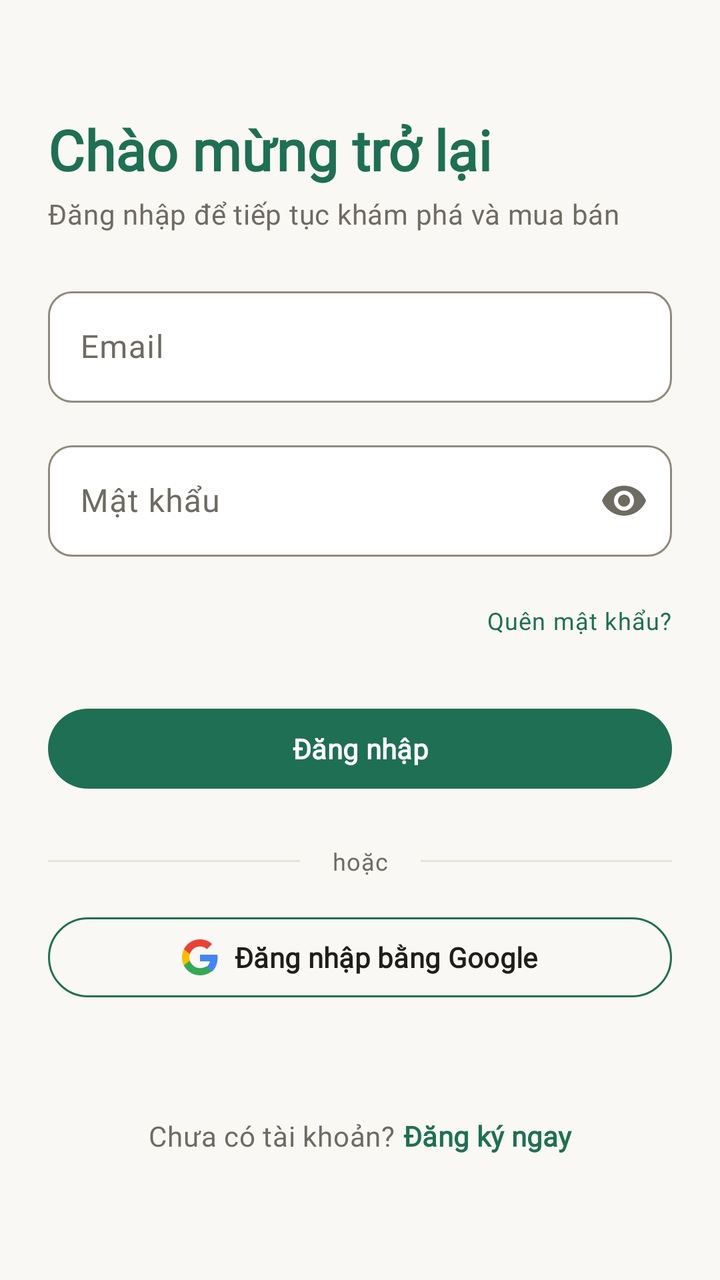
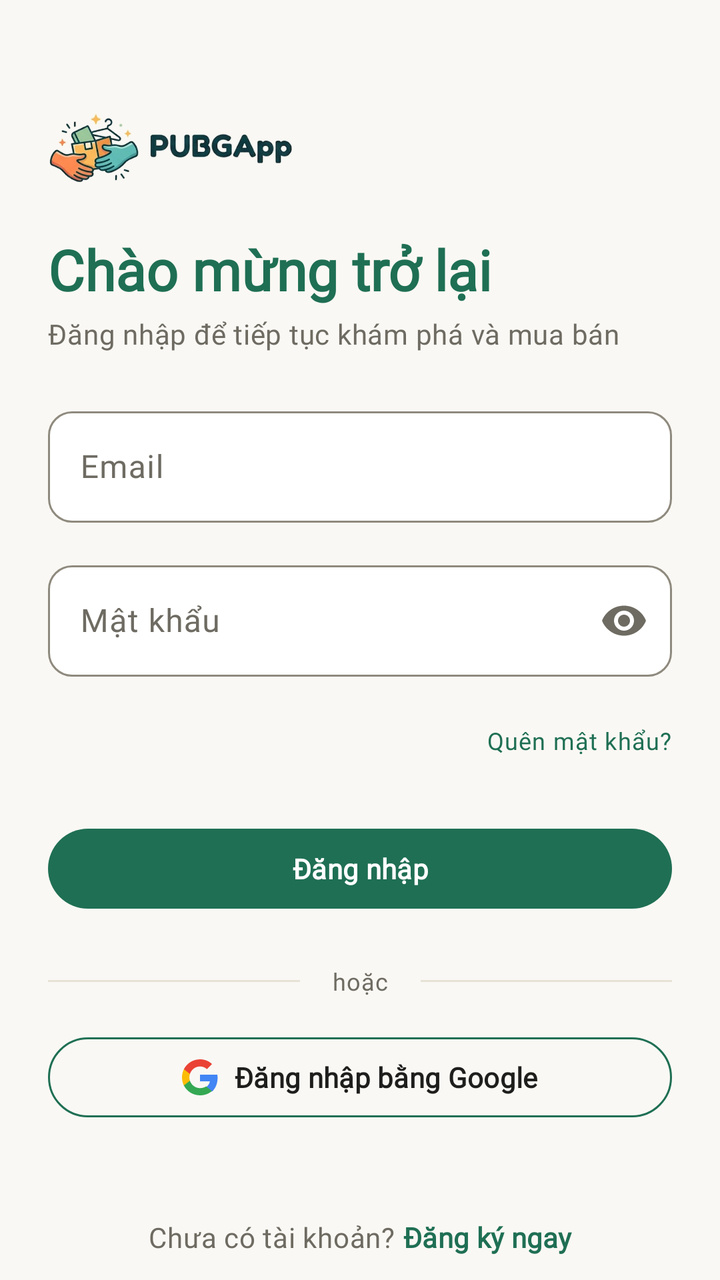

The first picture is an Android layout as it rendered before a commit; the second is the same layout after the commit. The layout source and the unified diff follow.
<!-- AndroidManifest.xml: application theme Theme.PUBGApp -->
<!-- res/layout/fragment_login.xml -->
<?xml version="1.0" encoding="utf-8"?>
<androidx.core.widget.NestedScrollView xmlns:android="http://schemas.android.com/apk/res/android"
    xmlns:app="http://schemas.android.com/apk/res-auto"
    android:layout_width="match_parent"
    android:layout_height="match_parent"
    android:fillViewport="true"
    android:background="?android:attr/colorBackground">

    <androidx.constraintlayout.widget.ConstraintLayout
        android:layout_width="match_parent"
        android:layout_height="wrap_content"
        android:padding="@dimen/space_lg">

        <include
            android:id="@+id/viewOfflineBanner"
            layout="@layout/view_offline_banner"
            android:layout_width="0dp"
            android:layout_height="wrap_content"
            android:visibility="gone"
            app:layout_constraintEnd_toEndOf="parent"
            app:layout_constraintStart_toStartOf="parent"
            app:layout_constraintTop_toTopOf="parent" />

        <TextView
            android:id="@+id/textTitle"
            android:layout_width="0dp"
            android:layout_height="wrap_content"
            android:layout_marginTop="@dimen/space_xl"
            android:text="@string/account_login_welcome"
            android:textAppearance="?attr/textAppearanceHeadlineMedium"
            android:textColor="?attr/colorPrimary"
            app:layout_constraintEnd_toEndOf="parent"
            app:layout_constraintStart_toStartOf="parent"
            app:layout_constraintTop_toBottomOf="@id/viewOfflineBanner" />

        <TextView
            android:id="@+id/textSubtitle"
            android:layout_width="0dp"
            android:layout_height="wrap_content"
            android:layout_marginTop="@dimen/space_xs"
            android:text="@string/account_login_welcome_sub"
            android:textAppearance="?attr/textAppearanceBodyMedium"
            android:textColor="?attr/colorOnSurfaceVariant"
            app:layout_constraintEnd_toEndOf="parent"
            app:layout_constraintStart_toStartOf="parent"
            app:layout_constraintTop_toBottomOf="@id/textTitle" />

        <TextView
            android:id="@+id/textError"
            android:layout_width="0dp"
            android:layout_height="wrap_content"
            android:layout_marginTop="@dimen/space_md"
            android:background="@drawable/bg_error_banner"
            android:padding="@dimen/space_md"
            android:textAppearance="?attr/textAppearanceBodyMedium"
            android:textColor="?attr/colorOnErrorContainer"
            android:visibility="gone"
            app:layout_constraintEnd_toEndOf="parent"
            app:layout_constraintStart_toStartOf="parent"
            app:layout_constraintTop_toBottomOf="@id/textSubtitle" />

        <com.google.android.material.textfield.TextInputLayout
            android:id="@+id/layoutEmail"
            style="@style/Widget.PUBGApp.TextInputLayout.OutlinedBox"
            android:layout_width="0dp"
            android:layout_height="wrap_content"
            android:layout_marginTop="@dimen/space_lg"
            android:hint="@string/account_login_email_hint"
            app:layout_constraintEnd_toEndOf="parent"
            app:layout_constraintStart_toStartOf="parent"
            app:layout_constraintTop_toBottomOf="@id/textError">

            <com.google.android.material.textfield.TextInputEditText
                android:id="@+id/editEmail"
                android:layout_width="match_parent"
                android:layout_height="wrap_content"
                android:inputType="textEmailAddress"
                android:maxLines="1" />
        </com.google.android.material.textfield.TextInputLayout>

        <com.google.android.material.textfield.TextInputLayout
            android:id="@+id/layoutPassword"
            style="@style/Widget.PUBGApp.TextInputLayout.OutlinedBox"
            android:layout_width="0dp"
            android:layout_height="wrap_content"
            android:layout_marginTop="@dimen/space_md"
            android:hint="@string/account_login_password_hint"
            app:endIconMode="password_toggle"
            app:layout_constraintEnd_toEndOf="parent"
            app:layout_constraintStart_toStartOf="parent"
            app:layout_constraintTop_toBottomOf="@id/layoutEmail">

            <com.google.android.material.textfield.TextInputEditText
                android:id="@+id/editPassword"
                android:layout_width="match_parent"
                android:layout_height="wrap_content"
                android:inputType="textPassword"
                android:maxLines="1" />
        </com.google.android.material.textfield.TextInputLayout>

        <TextView
            android:id="@+id/textForgotPassword"
            android:layout_width="wrap_content"
            android:layout_height="wrap_content"
            android:layout_marginTop="@dimen/space_sm"
            android:minHeight="@dimen/touch_min"
            android:gravity="center_vertical"
            android:text="@string/account_login_forgot_password"
            android:textAppearance="?attr/textAppearanceBodySmall"
            android:textColor="?attr/colorPrimary"
            app:layout_constraintEnd_toEndOf="parent"
            app:layout_constraintTop_toBottomOf="@id/layoutPassword" />

        <com.google.android.material.button.MaterialButton
            android:id="@+id/buttonSignIn"
            android:layout_width="0dp"
            android:layout_height="@dimen/touch_min"
            android:layout_marginTop="@dimen/space_md"
            android:text="@string/account_login_button"
            android:textAppearance="?attr/textAppearanceLabelLarge"
            app:layout_constraintEnd_toEndOf="parent"
            app:layout_constraintStart_toStartOf="parent"
            app:layout_constraintTop_toBottomOf="@id/textForgotPassword" />

        <ProgressBar
            android:id="@+id/progressBarLoading"
            style="?android:attr/progressBarStyle"
            android:layout_width="wrap_content"
            android:layout_height="wrap_content"
            android:visibility="gone"
            app:layout_constraintBottom_toBottomOf="@id/buttonSignIn"
            app:layout_constraintEnd_toEndOf="@id/buttonSignIn"
            app:layout_constraintStart_toStartOf="@id/buttonSignIn"
            app:layout_constraintTop_toTopOf="@id/buttonSignIn" />

        <View
            android:id="@+id/dividerLeft"
            android:layout_width="0dp"
            android:layout_height="1dp"
            android:background="?attr/colorOutline"
            app:layout_constraintBottom_toBottomOf="@id/textOr"
            app:layout_constraintEnd_toStartOf="@id/textOr"
            app:layout_constraintStart_toStartOf="parent"
            app:layout_constraintTop_toTopOf="@id/textOr" />

        <TextView
            android:id="@+id/textOr"
            android:layout_width="wrap_content"
            android:layout_height="wrap_content"
            android:layout_marginHorizontal="@dimen/space_md"
            android:layout_marginTop="@dimen/space_lg"
            android:text="@string/account_login_or"
            android:textAppearance="?attr/textAppearanceBodySmall"
            android:textColor="?attr/colorOnSurfaceVariant"
            app:layout_constraintEnd_toStartOf="@id/dividerRight"
            app:layout_constraintStart_toEndOf="@id/dividerLeft"
            app:layout_constraintTop_toBottomOf="@id/buttonSignIn" />

        <View
            android:id="@+id/dividerRight"
            android:layout_width="0dp"
            android:layout_height="1dp"
            android:background="?attr/colorOutline"
            app:layout_constraintBottom_toBottomOf="@id/textOr"
            app:layout_constraintEnd_toEndOf="parent"
            app:layout_constraintStart_toEndOf="@id/textOr"
            app:layout_constraintTop_toTopOf="@id/textOr" />

        <com.google.android.material.button.MaterialButton
            android:id="@+id/buttonGoogleSignIn"
            style="@style/Widget.PUBGApp.Button.OutlinedButton"
            android:layout_width="0dp"
            android:layout_height="@dimen/touch_min"
            android:layout_marginTop="@dimen/space_md"
            android:text="@string/account_login_google"
            android:textAppearance="?attr/textAppearanceLabelLarge"
            android:textColor="?attr/colorOnSurface"
            app:icon="@drawable/ic_google"
            app:iconGravity="textStart"
            app:iconPadding="@dimen/space_sm"
            app:iconTint="@null"
            app:layout_constraintEnd_toEndOf="parent"
            app:layout_constraintStart_toStartOf="parent"
            app:layout_constraintTop_toBottomOf="@id/textOr" />

        <LinearLayout
            android:id="@+id/layoutRegisterPrompt"
            android:layout_width="wrap_content"
            android:layout_height="wrap_content"
            android:layout_marginTop="@dimen/space_xl"
            android:layout_marginBottom="@dimen/space_lg"
            android:gravity="center"
            android:orientation="horizontal"
            app:layout_constraintBottom_toBottomOf="parent"
            app:layout_constraintEnd_toEndOf="parent"
            app:layout_constraintStart_toStartOf="parent"
            app:layout_constraintTop_toBottomOf="@id/buttonGoogleSignIn"
            app:layout_constraintVertical_bias="1.0">

            <TextView
                android:id="@+id/textNoAccount"
                android:layout_width="wrap_content"
                android:layout_height="wrap_content"
                android:text="@string/account_login_no_account"
                android:textAppearance="?attr/textAppearanceBodyMedium"
                android:textColor="?attr/colorOnSurfaceVariant" />

            <TextView
                android:id="@+id/buttonRegister"
                android:layout_width="wrap_content"
                android:layout_height="wrap_content"
                android:layout_marginStart="@dimen/space_xs"
                android:minHeight="@dimen/touch_min"
                android:gravity="center_vertical"
                android:text="@string/account_login_register_now"
                android:textAppearance="?attr/textAppearanceLabelLarge"
                android:textColor="?attr/colorPrimary" />
        </LinearLayout>

    </androidx.constraintlayout.widget.ConstraintLayout>
</androidx.core.widget.NestedScrollView>
<!-- res/layout/view_offline_banner.xml (included above) -->
<?xml version="1.0" encoding="utf-8"?>
<LinearLayout xmlns:android="http://schemas.android.com/apk/res/android"
    android:id="@+id/layoutOfflineBanner"
    android:layout_width="match_parent"
    android:layout_height="wrap_content"
    android:accessibilityLiveRegion="polite"
    android:background="@color/info"
    android:gravity="center_vertical"
    android:orientation="horizontal"
    android:paddingHorizontal="@dimen/space_md"
    android:paddingVertical="@dimen/space_sm"
    android:visibility="gone">

    <ImageView
        android:id="@+id/imageOffline"
        android:layout_width="wrap_content"
        android:layout_height="wrap_content"
        android:importantForAccessibility="no"
        android:src="@drawable/ic_cloud_off" />

    <TextView
        android:id="@+id/textOffline"
        android:layout_width="0dp"
        android:layout_height="wrap_content"
        android:layout_marginStart="@dimen/space_sm"
        android:layout_weight="1"
        android:text="@string/common_offline_banner"
        android:textAppearance="?attr/textAppearanceLabelLarge"
        android:textColor="?attr/colorOnPrimary" />
</LinearLayout>
<!-- resources referenced by this layout -->
<resources>
  <color name="info">#27628C</color>
  <dimen name="space_lg">24dp</dimen>
  <dimen name="space_md">16dp</dimen>
  <dimen name="space_sm">8dp</dimen>
  <dimen name="space_xl">32dp</dimen>
  <dimen name="space_xs">4dp</dimen>
  <dimen name="touch_min">48dp</dimen>
  <string name="account_login_button">Đăng nhập</string>
  <string name="account_login_email_hint">Email</string>
  <string name="account_login_forgot_password">Quên mật khẩu?</string>
  <string name="account_login_google">Đăng nhập bằng Google</string>
  <string name="account_login_no_account">Chưa có tài khoản?</string>
  <string name="account_login_or">hoặc</string>
  <string name="account_login_password_hint">Mật khẩu</string>
  <string name="account_login_register_now">Đăng ký ngay</string>
  <string name="account_login_welcome">Chào mừng trở lại</string>
  <string name="account_login_welcome_sub">Đăng nhập để tiếp tục khám phá và mua bán</string>
  <string name="common_offline_banner">Đang offline, đây là dữ liệu đã xem</string>
  <dimen name="radius_md">12dp</dimen>
  <style name="ShapeAppearance.PUBGApp.Full" parent="ShapeAppearance.Material3.Corner.Full">
          <item name="cornerFamily">rounded</item>
          <item name="cornerSize">50%</item>
      </style>
  <style name="Base.Theme.PUBGApp" parent="Theme.Material3.Light.NoActionBar" />
  <color name="primary">#1F6F54</color>
  <color name="on_primary">#FFFFFF</color>
  <color name="surface">#FFFFFF</color>
  <color name="on_surface">#1E1E1C</color>
  <color name="on_surface_variant">#6E6B62</color>
  <color name="background">#FAF8F4</color>
  <color name="outline">#E7E2D6</color>
  <color name="error">#B2412F</color>
  <color name="primary_container">#CDEBDD</color>
  <color name="on_primary_container">#0B3B2B</color>
  <color name="inverse_primary">#8FD3B4</color>
  <color name="secondary">#3F5A4D</color>
  <color name="on_secondary">#FFFFFF</color>
  <color name="secondary_container">#D9EDE3</color>
  <color name="on_secondary_container">#0B3B2B</color>
  <color name="accent">#C2410C</color>
  <color name="on_accent">#FFFFFF</color>
  <color name="accent_container">#FFE3D3</color>
  <color name="on_accent_container">#6B2A07</color>
  <color name="surface_variant">#F3EFE8</color>
  <color name="surface_dim">#E2DDD3</color>
  <color name="surface_container_lowest">#FFFFFF</color>
  <color name="surface_container_low">#F7F4EE</color>
  <color name="surface_container">#F3EFE8</color>
  <color name="surface_container_high">#EFEBE3</color>
  <color name="surface_container_highest">#EBE6DD</color>
  <color name="inverse_surface">#2F2E2B</color>
  <color name="inverse_on_surface">#F4F1EA</color>
  <color name="outline_variant">#EFEBE2</color>
  <color name="on_error">#FFFFFF</color>
  <color name="error_container">#F9DED8</color>
  <color name="on_error_container">#5C1A10</color>
  <style name="Widget.PUBGApp.Toolbar" parent="Widget.Material3.Toolbar">
          <item name="titleTextAppearance">?attr/textAppearanceTitleLarge</item>
      </style>
  <style name="Widget.PUBGApp.Snackbar" parent="Widget.Material3.Snackbar">
          <item name="shapeAppearance">@style/ShapeAppearance.PUBGApp.Medium</item>
      </style>
  <style name="ThemeOverlay.PUBGApp.MaterialAlertDialog" parent="ThemeOverlay.Material3.MaterialAlertDialog">
          <item name="alertDialogStyle">@style/MaterialAlertDialog.PUBGApp</item>
      </style>
  <style name="ThemeOverlay.PUBGApp.BottomSheetDialog" parent="ThemeOverlay.Material3.BottomSheetDialog">
          <item name="bottomSheetStyle">@style/Widget.PUBGApp.BottomSheet</item>
      </style>
  <dimen name="radius_sm">8dp</dimen>
  <dimen name="radius_lg">16dp</dimen>
  <dimen name="radius_xl">24dp</dimen>
  <dimen name="elevation_card">2dp</dimen>
  <!-- unchanged entries left out for length: 37 -->
</resources>

<!-- the commit's change to res/layout/fragment_login.xml (unified diff, before → after) -->
@@ -21,17 +21,30 @@
             app:layout_constraintStart_toStartOf="parent"
             app:layout_constraintTop_toTopOf="parent" />
 
+        <ImageView
+            android:id="@+id/imageAppLogo"
+            android:layout_width="0dp"
+            android:layout_height="@dimen/logo_header_height"
+            android:layout_marginTop="@dimen/space_xl"
+            android:adjustViewBounds="true"
+            android:contentDescription="@string/app_name"
+            android:scaleType="fitStart"
+            android:src="@drawable/ic_logo_header"
+            app:layout_constraintEnd_toEndOf="parent"
+            app:layout_constraintStart_toStartOf="parent"
+            app:layout_constraintTop_toBottomOf="@id/viewOfflineBanner" />
+
         <TextView
             android:id="@+id/textTitle"
             android:layout_width="0dp"
             android:layout_height="wrap_content"
-            android:layout_marginTop="@dimen/space_xl"
+            android:layout_marginTop="@dimen/space_lg"
             android:text="@string/account_login_welcome"
             android:textAppearance="?attr/textAppearanceHeadlineMedium"
             android:textColor="?attr/colorPrimary"
             app:layout_constraintEnd_toEndOf="parent"
             app:layout_constraintStart_toStartOf="parent"
-            app:layout_constraintTop_toBottomOf="@id/viewOfflineBanner" />
+            app:layout_constraintTop_toBottomOf="@id/imageAppLogo" />
 
         <TextView
             android:id="@+id/textSubtitle"
<!-- resource entries referenced after the edit -->
@@ -1,12 +1,14 @@
 <!-- resources referenced by this layout -->
 <resources>
   <color name="info">#27628C</color>
+  <dimen name="logo_header_height">36dp</dimen>
   <dimen name="space_lg">24dp</dimen>
   <dimen name="space_md">16dp</dimen>
   <dimen name="space_sm">8dp</dimen>
   <dimen name="space_xl">32dp</dimen>
   <dimen name="space_xs">4dp</dimen>
   <dimen name="touch_min">48dp</dimen>
+  <!-- drawable ic_logo_header: webp bitmap (drawable-nodpi, 44060 bytes) -->
   <string name="account_login_button">Đăng nhập</string>
   <string name="account_login_email_hint">Email</string>
   <string name="account_login_forgot_password">Quên mật khẩu?</string>
@@ -17,6 +19,7 @@
   <string name="account_login_register_now">Đăng ký ngay</string>
   <string name="account_login_welcome">Chào mừng trở lại</string>
   <string name="account_login_welcome_sub">Đăng nhập để tiếp tục khám phá và mua bán</string>
+  <string name="app_name">PUBGApp</string>
   <string name="common_offline_banner">Đang offline, đây là dữ liệu đã xem</string>
   <dimen name="radius_md">12dp</dimen>
   <style name="ShapeAppearance.PUBGApp.Full" parent="ShapeAppearance.Material3.Corner.Full">
